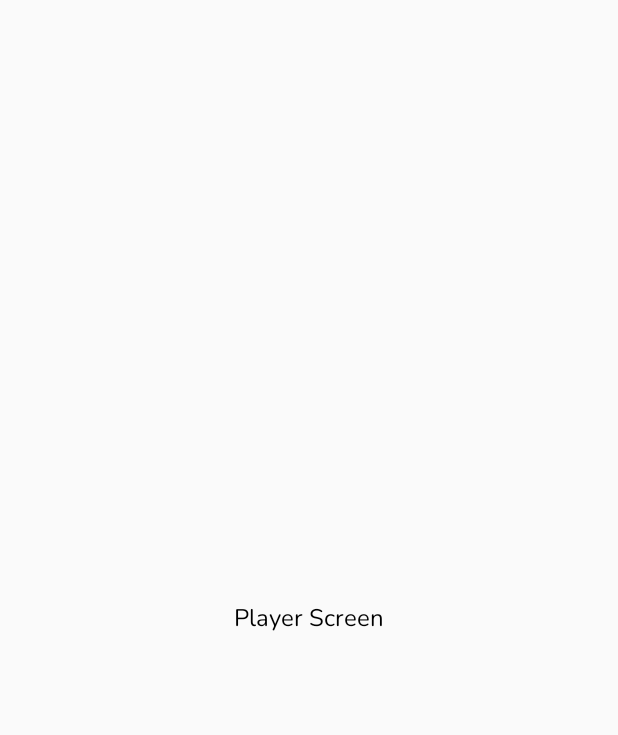
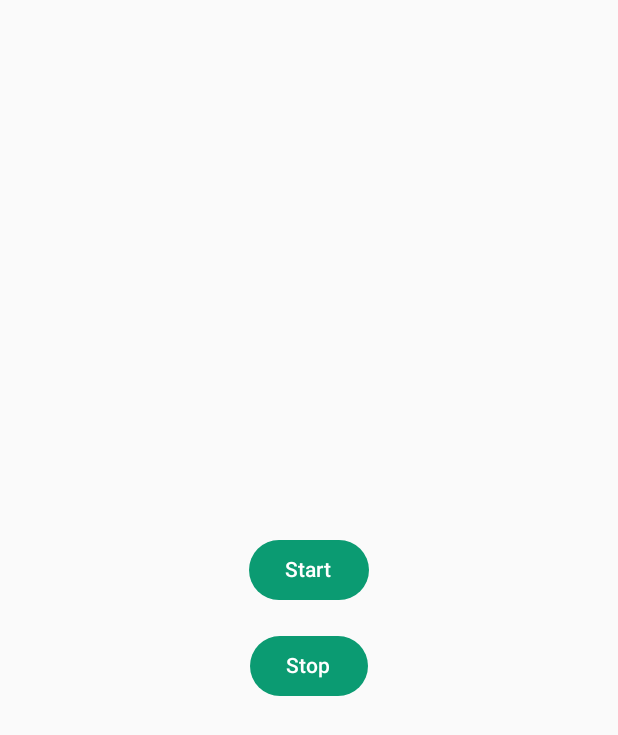
Before and after one commit to lomonoga/AI_GPS_Radio, an Android app built with Jetpack Compose: the route_player screen opened through its navigation route, on a phone screen of 412 x 824 dp. Before the commit the part shown is almost empty. Shown: the top 735 px of the screen. Run offline under Robolectric (Android 15) with nearby library versions, the phone set to English and light mode, and no system bars.

Commit message:
add PlayerScreen with location

```diff
--- a/frontend/app/src/main/java/com/example/aigpsradio/navigation/AppNavHost.kt
+++ b/frontend/app/src/main/java/com/example/aigpsradio/navigation/AppNavHost.kt
@@ -10,6 +10,7 @@ import androidx.navigation.compose.NavHost
 import androidx.navigation.compose.composable
 import com.example.aigpsradio.ui.InterestsSelectionScreen
 import com.example.aigpsradio.ui.PermissionsScreenSimple
+import com.example.aigpsradio.ui.PlayerScreen
 import com.example.aigpsradio.ui.VoiceInterestsScreen
 
 @Composable
@@ -63,12 +64,7 @@ fun AppNavHost(
         }
 
         composable(route = Destination.Player.route) {
-            androidx.compose.foundation.layout.Box(
-                modifier = androidx.compose.ui.Modifier.fillMaxSize(),
-                contentAlignment = androidx.compose.ui.Alignment.Center
-            ) {
-                androidx.compose.material3.Text("Player Screen")
-            }
+            PlayerScreen()
         }
     }
 }
--- a/frontend/app/src/main/java/com/example/aigpsradio/ui/PlayerScreen.kt
+++ b/frontend/app/src/main/java/com/example/aigpsradio/ui/PlayerScreen.kt
@@ -1 +1,73 @@
 package com.example.aigpsradio.ui
+
+import android.content.ContentValues.TAG
+import android.content.Intent
+import android.os.Build
+import android.util.Log
+import androidx.compose.foundation.layout.Arrangement
+import androidx.compose.foundation.layout.Column
+import androidx.compose.foundation.layout.Spacer
+import androidx.compose.foundation.layout.fillMaxSize
+import androidx.compose.foundation.layout.height
+import androidx.compose.material3.Button
+import androidx.compose.material3.Text
+import androidx.compose.runtime.Composable
+import androidx.compose.ui.Alignment
+import androidx.compose.ui.Modifier
+import androidx.compose.ui.platform.LocalContext
+import androidx.compose.ui.tooling.preview.Preview
+import androidx.compose.ui.unit.dp
+import androidx.core.content.ContextCompat
+import com.example.aigpsradio.model.location.LocationService
+import com.example.aigpsradio.ui.theme.MyApplicationTheme
+
+
+@Composable
+fun PlayerScreen() {
+    val context = LocalContext.current
+
+    Column(
+        modifier = Modifier.fillMaxSize(),
+        verticalArrangement = Arrangement.Center,
+        horizontalAlignment = Alignment.CenterHorizontally,
+    ) {
+        Button(onClick = {
+            Intent(context.applicationContext, LocationService::class.java).apply {
+                action = LocationService.ACTION_START
+
+                Log.d(
+                    TAG,
+                    "Using ContextCompat.startForegroundService() (API ${Build.VERSION.SDK_INT})"
+                )
+                ContextCompat.startForegroundService(context.applicationContext, this)
+            }
+        }) {
+            Text(text = "Start")
+        }
+
+        Spacer(modifier = Modifier.height(16.dp))
+
+        Button(onClick = {
+            Log.d(TAG, "Stop button clicked — stopping service")
+            Intent(context.applicationContext, LocationService::class.java).apply {
+                action = LocationService.ACTION_STOP
+                context.startService(this)
+                Log.d(TAG, "Requested context.stopService()")
+            }
+        }) {
+            Text(text = "Stop")
+        }
+    }
+}
+
+@Preview(
+    showBackground = true,
+    device = "id:pixel_6",
+    name = "Pixel 6 Light Theme",
+)
+@Composable
+fun PreviewPlayerScreen() {
+    MyApplicationTheme(darkTheme = false) {
+        PlayerScreen()
+    }
+}
```
